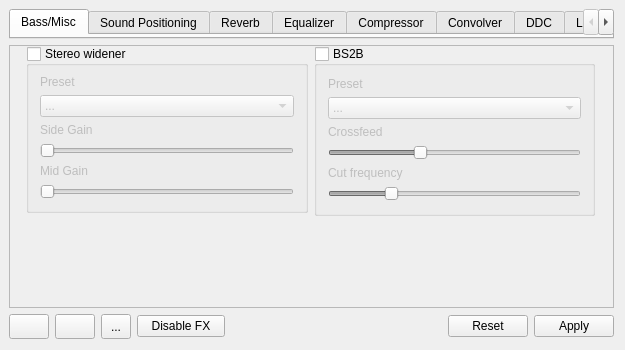
First picture: the form in mainwindow.ui, repository Audio4Linux/JDSP4Linux, before the edit.
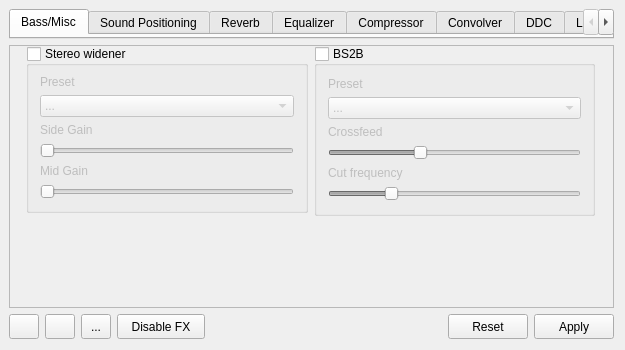
Second picture: the form after the edit. The open tabs and pages were chosen to show the change. Icons and pictures are not drawn. Custom widgets are drawn as their Qt base class.

The edit to the form file:
```diff
--- a/mainwindow.ui
+++ b/mainwindow.ui
@@ -2221,7 +2221,7 @@
     <item>
      <layout class="QHBoxLayout" name="buttonbox">
       <item>
-       <widget class="QPushButton" name="cpreset">
+       <widget class="QToolButton" name="cpreset">
         <property name="minimumSize">
          <size>
           <width>30</width>
@@ -2250,7 +2250,7 @@
        </widget>
       </item>
       <item>
-       <widget class="QPushButton" name="set">
+       <widget class="QToolButton" name="set">
         <property name="minimumSize">
          <size>
           <width>30</width>
@@ -2302,11 +2302,11 @@
        </widget>
       </item>
       <item>
-       <widget class="QPushButton" name="disableFX">
+       <widget class="QToolButton" name="disableFX">
         <property name="minimumSize">
          <size>
           <width>88</width>
-          <height>0</height>
+          <height>25</height>
          </size>
         </property>
         <property name="whatsThis">
@@ -2345,6 +2345,12 @@
       </item>
       <item>
        <widget class="QPushButton" name="reset">
+        <property name="minimumSize">
+         <size>
+          <width>0</width>
+          <height>25</height>
+         </size>
+        </property>
         <property name="whatsThis">
          <string>&lt;html&gt;&lt;head/&gt;&lt;body&gt;&lt;p&gt;&lt;span style=&quot; font-weight:600; text-decoration: underline;&quot;&gt;Reset&lt;/span&gt;&lt;/p&gt;&lt;p&gt;Resets all properties to default.&lt;/p&gt;&lt;/body&gt;&lt;/html&gt;</string>
         </property>
@@ -2355,6 +2361,12 @@
       </item>
       <item>
        <widget class="QPushButton" name="apply">
+        <property name="minimumSize">
+         <size>
+          <width>0</width>
+          <height>25</height>
+         </size>
+        </property>
         <property name="whatsThis">
          <string>&lt;html&gt;&lt;head/&gt;&lt;body&gt;&lt;p&gt;&lt;span style=&quot; font-weight:600; text-decoration: underline;&quot;&gt;Apply&lt;/span&gt;&lt;/p&gt;&lt;p&gt;Applies current configuration and reloads jdsp.&lt;/p&gt;&lt;/body&gt;&lt;/html&gt;</string>
         </property>
```
Left out of the diff: 6 changed lines with no effect on the pictures.
